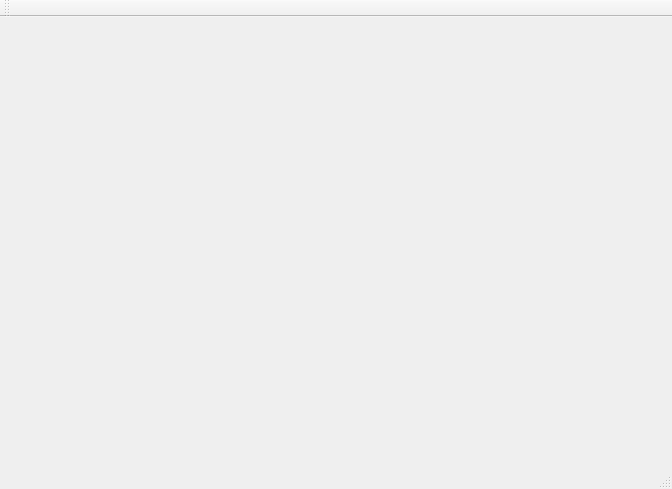
wangdong1328/QtProjects, file CommAssistant/CommAssistant.ui: the form before one commit.
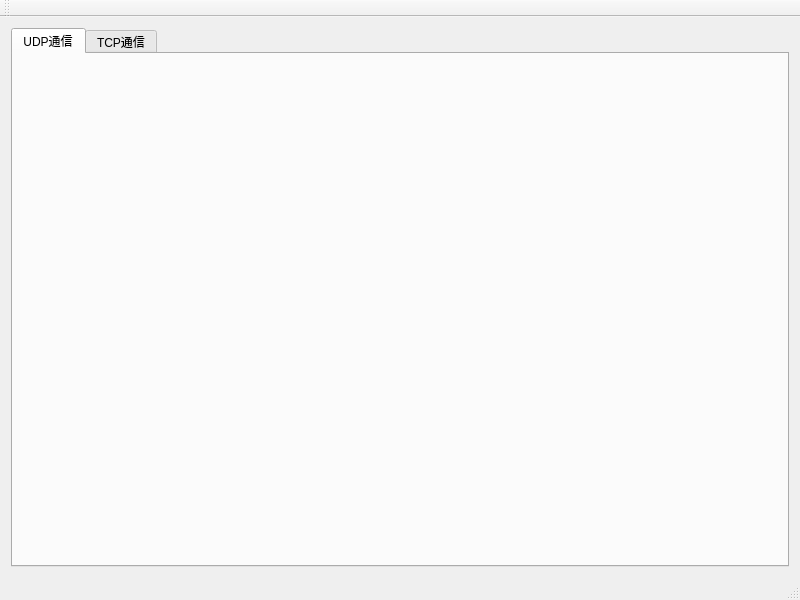
The form after the commit. Custom widgets are drawn as their Qt base class.

Commit message: 上传优化通信助手UDP通信代码

Patch:
```diff
--- a/CommAssistant/CommAssistant.ui
+++ b/CommAssistant/CommAssistant.ui
@@ -6,14 +6,35 @@
    <rect>
     <x>0</x>
     <y>0</y>
-    <width>672</width>
-    <height>489</height>
+    <width>800</width>
+    <height>600</height>
    </rect>
   </property>
   <property name="windowTitle">
    <string>CCommAssistant</string>
   </property>
-  <widget class="QWidget" name="centralWidget"/>
+  <widget class="QWidget" name="centralWidget">
+   <layout class="QHBoxLayout" name="horizontalLayout_4">
+    <item>
+     <widget class="QTabWidget" name="tabWidget">
+      <property name="currentIndex">
+       <number>0</number>
+      </property>
+      <widget class="CUdpWidget" name="tab_udp">
+       <attribute name="title">
+        <string>UDP通信</string>
+       </attribute>
+       <layout class="QHBoxLayout" name="horizontalLayout"/>
+      </widget>
+      <widget class="QWidget" name="tab_tcp">
+       <attribute name="title">
+        <string>TCP通信</string>
+       </attribute>
+      </widget>
+     </widget>
+    </item>
+   </layout>
+  </widget>
   <widget class="QMenuBar" name="menuBar">
    <property name="geometry">
     <rect>
@@ -35,6 +56,14 @@
   <widget class="QStatusBar" name="statusBar"/>
  </widget>
  <layoutdefault spacing="6" margin="11"/>
+ <customwidgets>
+  <customwidget>
+   <class>CUdpWidget</class>
+   <extends>QWidget</extends>
+   <header location="global">../../../UdpWidget.h</header>
+   <container>1</container>
+  </customwidget>
+ </customwidgets>
  <resources>
   <include location="CommAssistant.qrc"/>
  </resources>
```
Left out of the diff: 2 changed lines with no effect on the pictures. The commit also changes 13 other files.
